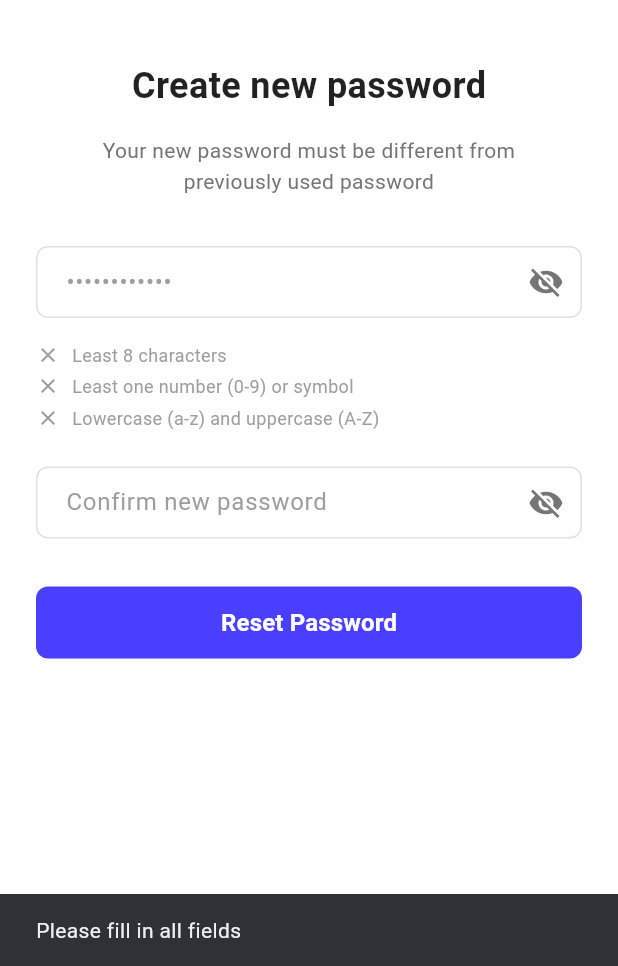
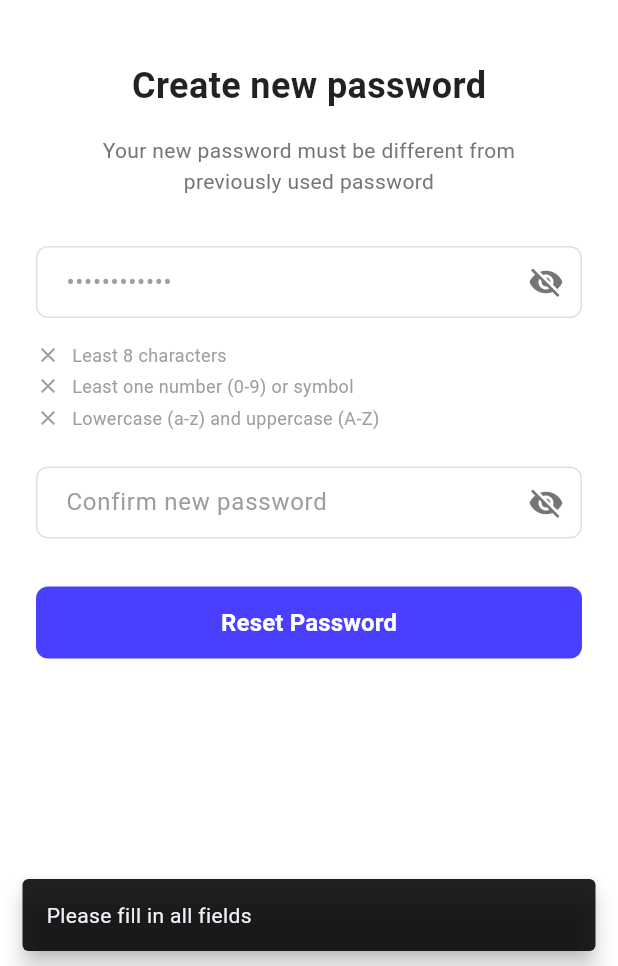
Before and after one commit to eChanneling-Revamp/Doctor-App, a Flutter app: the NewPasswordScreen screen opened directly, after a tap on "Reset Password", on a phone screen of 412 x 824 dp, the part 270-1236 px from its top. Run offline on Flutter 3.47's test engine with Material 3 defaults, Android fonts, the phone set to English and light mode, and no system bars.

Commit message:
Refactor SnackBar usage with SnackbarUtils helper
Introduced a centralised SnackbarUtils utility for consistent SnackBar display and replaced direct ScaffoldMessenger SnackBar calls across authentication and signup screens with the new helper methods. This improves code maintainability and ensures uniform SnackBar styling throughout the app.

```diff
--- a/doctorapp/lib/screens/forgot password/new_password_screen.dart
+++ b/doctorapp/lib/screens/forgot password/new_password_screen.dart
@@ -1,6 +1,7 @@
 import 'package:flutter/material.dart';
 import '../../widgets/shared_widgets.dart';
 import '../signin_screen.dart';
+import '../../utils/snackbar_utils.dart';
 
 class NewPasswordScreen extends StatefulWidget {
   const NewPasswordScreen({super.key});
@@ -43,30 +44,22 @@ class _NewPasswordScreenState extends State<NewPasswordScreen> {
     String confirmPassword = _confirmPasswordController.text;
 
     if (password.isEmpty || confirmPassword.isEmpty) {
-      ScaffoldMessenger.of(context).showSnackBar(
-        const SnackBar(content: Text('Please fill in all fields')),
-      );
+      SnackbarUtils.info(context, 'Please fill in all fields');
       return;
     }
 
     if (password != confirmPassword) {
-      ScaffoldMessenger.of(
-        context,
-      ).showSnackBar(const SnackBar(content: Text('Passwords do not match')));
+      SnackbarUtils.error(context, 'Passwords do not match');
       return;
     }
 
     if (!_hasMinLength || !_hasNumber || !_hasLowercase || !_hasUppercase) {
-      ScaffoldMessenger.of(context).showSnackBar(
-        const SnackBar(content: Text('Password does not meet requirements')),
-      );
+      SnackbarUtils.error(context, 'Password does not meet requirements');
       return;
     }
 
     // Password reset successful
-    ScaffoldMessenger.of(
-      context,
-    ).showSnackBar(const SnackBar(content: Text('Password reset successful!')));
+    SnackbarUtils.success(context, 'Password reset successful!');
 
     // Navigate back to sign in
     Navigator.pushAndRemoveUntil(
--- a/doctorapp/lib/screens/singup/signup_photo_screen.dart
+++ b/doctorapp/lib/screens/singup/signup_photo_screen.dart
@@ -1,6 +1,7 @@
 import 'package:doctorapp/screens/singup/signup_contact_screen.dart';
 import 'package:flutter/material.dart';
 import '../../widgets/shared_widgets.dart';
+import '../../utils/snackbar_utils.dart';
 
 class SignUpPhotoScreen extends StatefulWidget {
   const SignUpPhotoScreen({super.key});
@@ -17,9 +18,7 @@ class _SignUpPhotoScreenState extends State<SignUpPhotoScreen> {
     setState(() {
       _hasPhoto = true;
     });
-    ScaffoldMessenger.of(context).showSnackBar(
-      const SnackBar(content: Text('Photo upload feature coming soon')),
-    );
+    SnackbarUtils.info(context, 'Photo upload feature coming soon');
   }
 
   void _back() {
--- /dev/null
+++ b/doctorapp/lib/utils/snackbar_utils.dart
@@ -0,0 +1,88 @@
+import 'package:flutter/material.dart';
+
+/// Centralized helper for showing SnackBars.
+///
+/// Use `SnackbarUtils.show(context, 'message')` or the convenience methods
+/// `success`, `error`, `info` for consistent styling.
+class SnackbarUtils {
+  SnackbarUtils._();
+
+  static void show(
+    BuildContext context,
+    String message, {
+    Duration? duration,
+    Color? backgroundColor,
+    SnackBarAction? action,
+    SnackBarBehavior? behavior,
+  }) {
+    final snackBar = SnackBar(
+      content: Text(message),
+      duration: duration ?? const Duration(seconds: 2),
+      backgroundColor: backgroundColor,
+      behavior: behavior ?? SnackBarBehavior.floating,
+      action: action,
+    );
+
+    final messenger = ScaffoldMessenger.of(context);
+    // Hide any current snackbar before showing a new one to avoid stacking.
+    messenger.hideCurrentSnackBar();
+    messenger.showSnackBar(snackBar);
+  }
+
+  static void success(
+    BuildContext context,
+    String message, {
+    Duration? duration,
+    String? actionLabel,
+    VoidCallback? onAction,
+  }) {
+    show(
+      context,
+      message,
+      duration: duration,
+      backgroundColor: Colors.green[700],
+      action:
+          actionLabel != null
+              ? SnackBarAction(label: actionLabel, onPressed: onAction ?? () {})
+              : null,
+    );
+  }
+
+  static void error(
+    BuildContext context,
+    String message, {
+    Duration? duration,
+    String? actionLabel,
+    VoidCallback? onAction,
+  }) {
+    show(
+      context,
+      message,
+      duration: duration,
+      backgroundColor: Colors.red[700],
+      action:
+          actionLabel != null
+              ? SnackBarAction(label: actionLabel, onPressed: onAction ?? () {})
+              : null,
+    );
+  }
+
+  static void info(
+    BuildContext context,
+    String message, {
+    Duration? duration,
+    String? actionLabel,
+    VoidCallback? onAction,
+  }) {
+    show(
+      context,
+      message,
+      duration: duration,
+      backgroundColor: Colors.black87,
+      action:
+          actionLabel != null
+              ? SnackBarAction(label: actionLabel, onPressed: onAction ?? () {})
+              : null,
+    );
+  }
+}
```
Also changed, not shown: doctorapp/lib/screens/forgot password/forgot_password_screen.dart (+2 -5 lines), doctorapp/lib/screens/forgot password/verification_code_screen.dart (+5 -7 lines), doctorapp/lib/screens/signin_screen.dart (+3 -9 lines), doctorapp/lib/screens/singup/signup_contact_screen.dart (+3 -6 lines).
